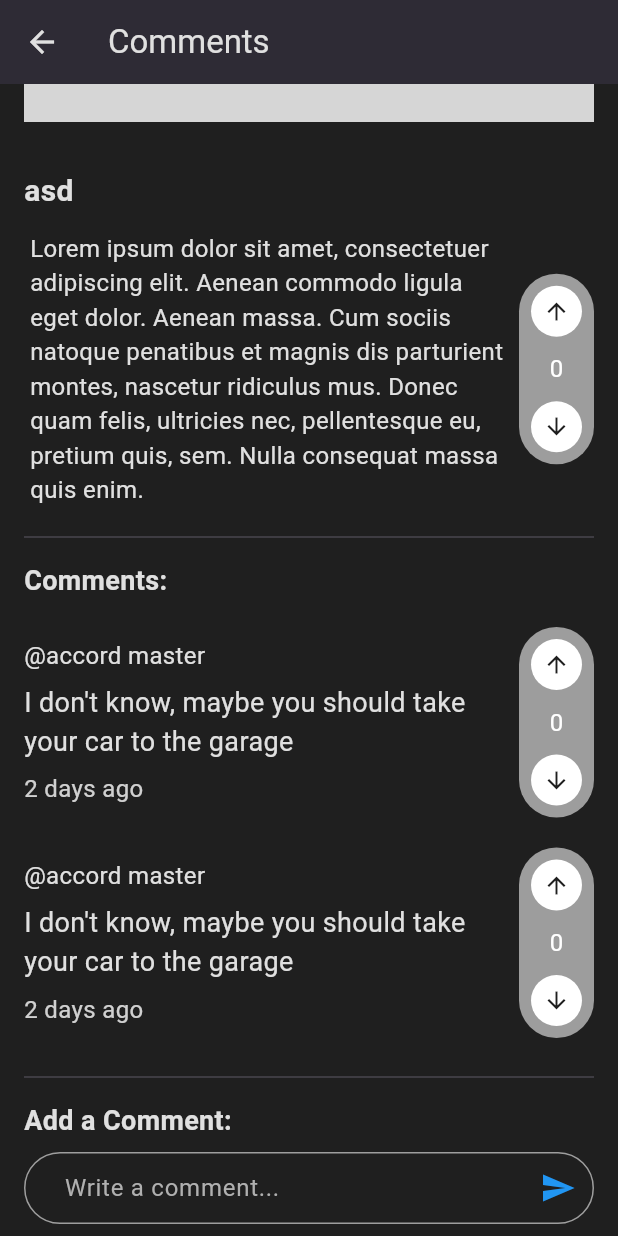
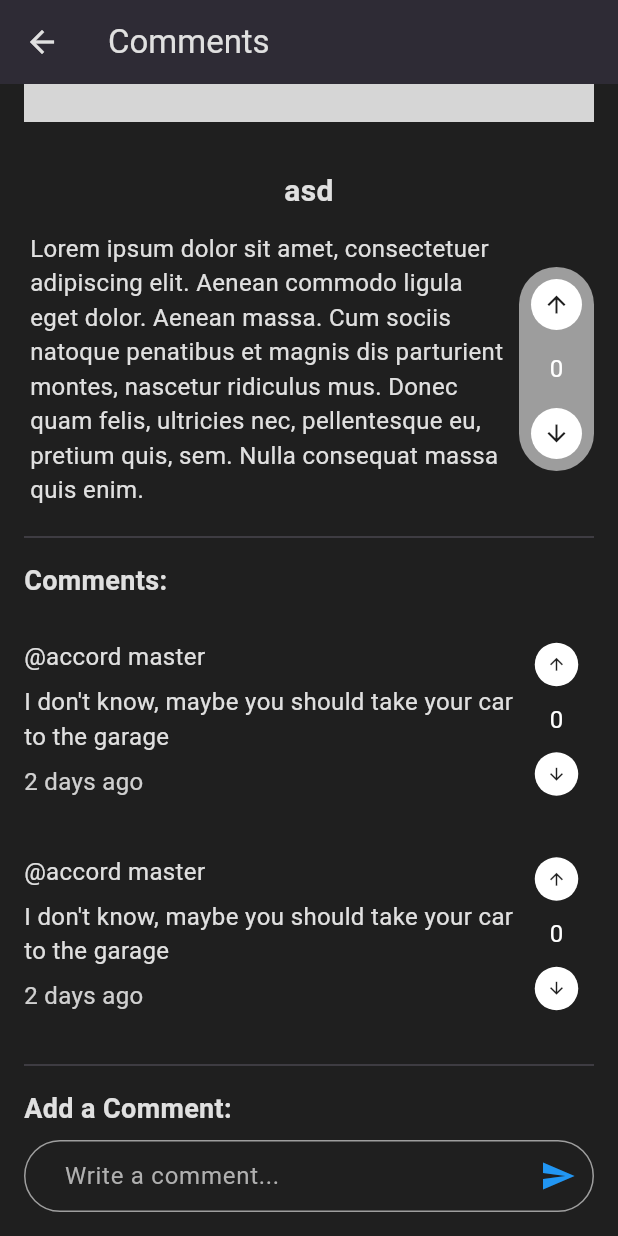
Before and after one commit to codemanbh/Garagecom, a Flutter app: the CommentPage screen opened directly, scrolled down 191 dp, on a phone screen of 412 x 824 dp. Run offline on Flutter 3.47's test engine with Material 3 defaults, Android fonts, the phone set to English and light mode, and no system bars; our stand-ins replace cookie_jar, dio, dio_cookie_manager, flutter_dotenv, image_picker, shared_preferences; accounts and stored records are empty; network calls fail; grey boxes are pictures that could not be loaded.

Commit message:
fix some styles

```diff
--- a/lib/components/CommentCard.dart
+++ b/lib/components/CommentCard.dart
@@ -14,7 +14,7 @@ class _CommentCardState extends State<CommentCard> {
   String wasPostedBefore = '2 days ago';
 
   TextStyle usernameStyle = TextStyle(fontSize: 16);
-  TextStyle contentStyle = TextStyle(fontSize: 18);
+  TextStyle contentStyle = TextStyle(fontSize: 16);
   TextStyle wasPostedBeforeStyle =
       TextStyle(fontSize: 16, color: const Color.fromARGB(201, 255, 255, 255));
 
@@ -54,7 +54,7 @@ class _CommentCardState extends State<CommentCard> {
             ),
           ),
           // right
-          VoteButtons(),
+          VoteButtons(size: 'small'),
         ],
       ),
     );
--- a/lib/components/VoteButtons.dart
+++ b/lib/components/VoteButtons.dart
@@ -1,7 +1,8 @@
 import 'package:flutter/material.dart';
 
 class VoteButtons extends StatefulWidget {
-  const VoteButtons({super.key});
+  final String size;
+  const VoteButtons({super.key, this.size = 'large'});
 
   @override
   State<VoteButtons> createState() => _VoteButtonsState();
@@ -12,11 +13,15 @@ class _VoteButtonsState extends State<VoteButtons> {
     IconData i = direction == 'up' ? Icons.arrow_upward : Icons.arrow_downward;
     return IconButton.filled(
       onPressed: () {},
-      icon: Icon(i, size: 18),
+      icon: Icon(i, size: widget.size == 'large' ? 18 : 13),
       color: Theme.of(context).scaffoldBackgroundColor,
       style: IconButton.styleFrom(
           backgroundColor: Colors.white, minimumSize: Size(18, 18)),
     );
+  }
+
+  double lineHeight() {
+    return widget.size == 'large' ? 2 : 0;
   }
 
   @override
@@ -25,7 +30,9 @@ class _VoteButtonsState extends State<VoteButtons> {
       padding: const EdgeInsets.all(1),
       decoration: BoxDecoration(
         // color: Colors.blue,
-        color: const Color.fromARGB(255, 157, 157, 157),
+        color: widget.size == 'large'
+            ? const Color.fromARGB(255, 157, 157, 157)
+            : const Color.fromARGB(0, 157, 157, 157),
         borderRadius: BorderRadius.circular(200), // Half of the width/height
       ),
       child: Column(
@@ -33,8 +40,12 @@ class _VoteButtonsState extends State<VoteButtons> {
           voteButton('up'),
           Container(
             margin: EdgeInsets.symmetric(vertical: 3),
-            child: const Text('0',
-                style: TextStyle(fontSize: 16, color: Colors.white)),
+            child: Text('0',
+                style: TextStyle(
+                  fontSize: 16,
+                  color: Colors.white,
+                  height: lineHeight(),
+                )),
           ),
           voteButton('down'),
         ],
--- a/lib/pages/CommentPage.dart
+++ b/lib/pages/CommentPage.dart
@@ -73,7 +73,7 @@ class _CommentPageState extends State<CommentPage> {
 
   Widget PostHeader() {
     return Column(
-      crossAxisAlignment: CrossAxisAlignment.start,
+      crossAxisAlignment: CrossAxisAlignment.center,
       children: [
         'imageUrl' != null
             ? Image.network(
@@ -92,7 +92,11 @@ class _CommentPageState extends State<CommentPage> {
         // Display the full question
         Text(
           widget.postTitle,
-          style: const TextStyle(fontSize: 20, fontWeight: FontWeight.bold),
+          textAlign: TextAlign.center,
+          style: const TextStyle(
+            fontSize: 20,
+            fontWeight: FontWeight.bold,
+          ),
         ),
         const SizedBox(height: 8),
         const Row(
--- a/lib/pages/LoginPage.dart
+++ b/lib/pages/LoginPage.dart
@@ -26,7 +26,8 @@ class _LoginPageState extends State<LoginPage> {
       appBar: AppBar(
         title: const Text('Login'),
       ),
-      body: Padding(
+      body: SingleChildScrollView(
+        child: Padding(
           padding: const EdgeInsets.all(16.0),
           child: Column(
             mainAxisAlignment: MainAxisAlignment.center,
@@ -100,6 +101,7 @@ class _LoginPageState extends State<LoginPage> {
             ],
           ),
         ),
+      ),
     );
   }
 }
```
Also changed, not shown: lib/components/CategoriesDialog.dart (added, +38 -0 lines), lib/components/CategoriesSection.dart (+10 -8 lines), lib/pages/HomePage.dart (+6 -1 lines), 1 other file. Lines whose indentation alone changed are shown as unchanged.
